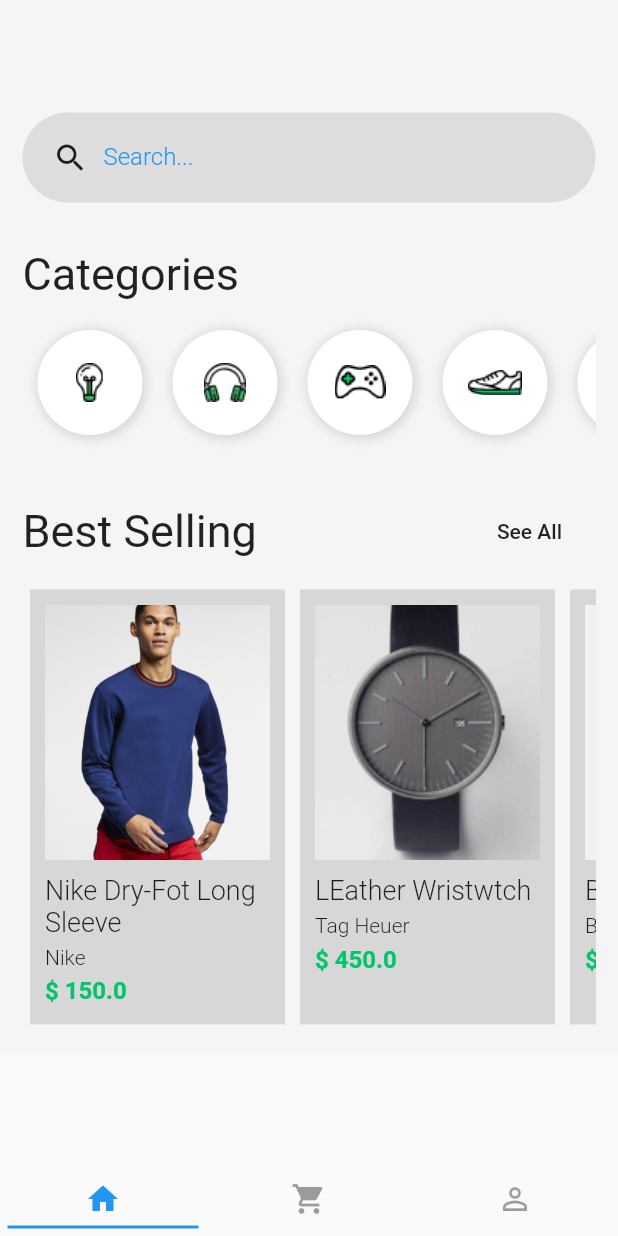
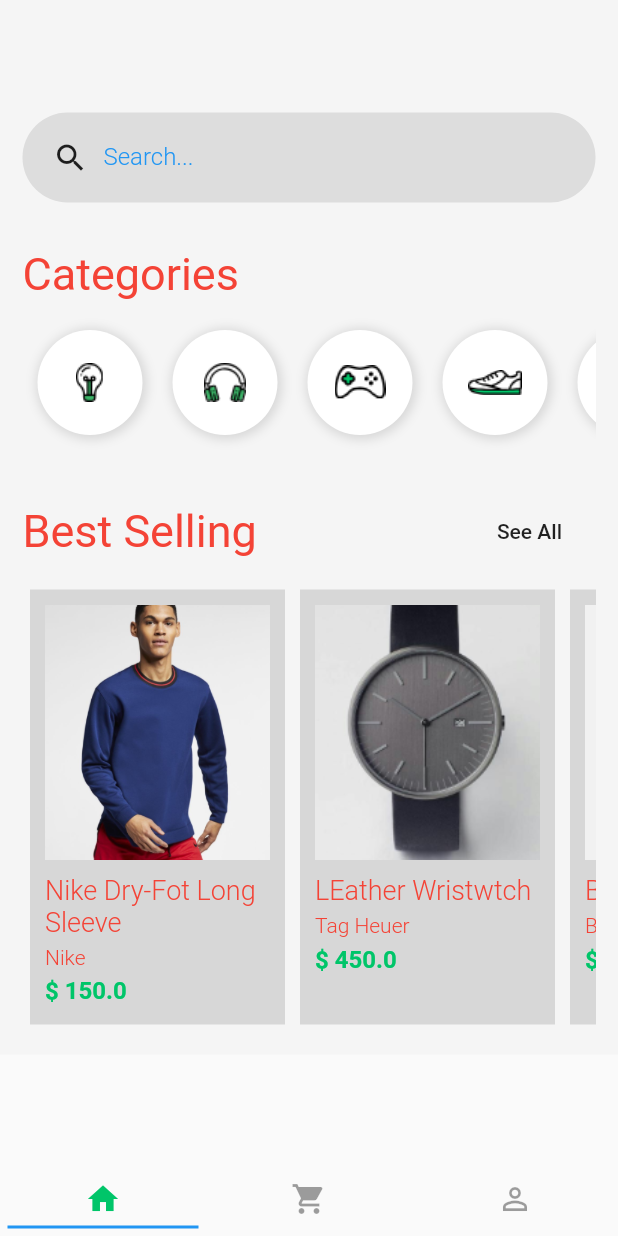
Before and after one commit to rodrigofelipejr/flutter-dart-balta.io, a Flutter app: the screen it shows after launch, on a phone screen of 412 x 824 dp. Run offline on Flutter 3.47's test engine with Material 2 defaults, Android fonts, the phone set to English and light mode, and no system bars; our stand-ins replace flutter_masked_text, shared_preferences.

Commit message:
Dominando Layouts no Flutter - Criando Temas

```diff
--- a/app_shopping/lib/main.dart
+++ b/app_shopping/lib/main.dart
@@ -1,4 +1,5 @@
 import 'package:app_shopping/pages/tabs.page.dart';
+import 'package:app_shopping/theme/light.theme.dart';
 import 'package:flutter/material.dart';
 
 void main() => runApp(MyApp());
@@ -9,9 +10,7 @@ class MyApp extends StatelessWidget {
     return MaterialApp(
       title: "Flutter Demo",
       debugShowCheckedModeBanner: false,
-      theme: ThemeData(
-        primaryColor: Colors.blue,
-      ),
+      theme: lightTheme(),
       home: DefaultTabController(
         length: 3,
         child: TabsPage(),
--- /dev/null
+++ b/app_shopping/lib/theme/light.theme.dart
@@ -0,0 +1,46 @@
+import 'package:flutter/material.dart';
+
+const brightness = Brightness.light;
+const primaryColor = const Color(0xFF00C569);
+const lightColor = const Color(0XFFFFFFFF);
+const backgroundColor = const Color(0xFFF5F5F5);
+
+ThemeData lightTheme() {
+  return ThemeData(
+    // primarySwatch: primaryColor,
+    brightness: brightness,
+    textTheme: new TextTheme(
+      body1: new TextStyle(color: Colors.red),
+      display4: new TextStyle(fontSize: 78),
+      button: new TextStyle(color: Colors.green),
+    ),
+    // tabBarTheme:
+    // accentIconTheme:
+    // accentTextTheme:
+    // appBarTheme:
+    // bottomAppBarTheme:
+    // buttonTheme: new ButtonThemeData(
+    //   buttonColor: Colors.orange,
+    //   textTheme: ButtonTextTheme.primary,
+    // ),
+    // cardTheme: CardTheme(
+    //   elevation: 5,
+    //   color: Colors.indigo,
+    // ),
+    // chipTheme:
+    // dialogTheme:
+    // floatingActionButtonTheme:
+    // iconTheme:
+    // inputDecorationTheme:
+    // pageTransitionsTheme:
+    // primaryIconTheme:
+    // primaryTextTheme:
+    // sliderTheme:
+    primaryColor: primaryColor,
+    accentColor: Colors.white,
+    // fontFamily: 'Montserrat',
+    // buttonColor: Color(0xDD00C569),
+    // scaffoldBackgroundColor: backgroundColor,
+    // cardColor: Colors.white,
+  );
+}
```
